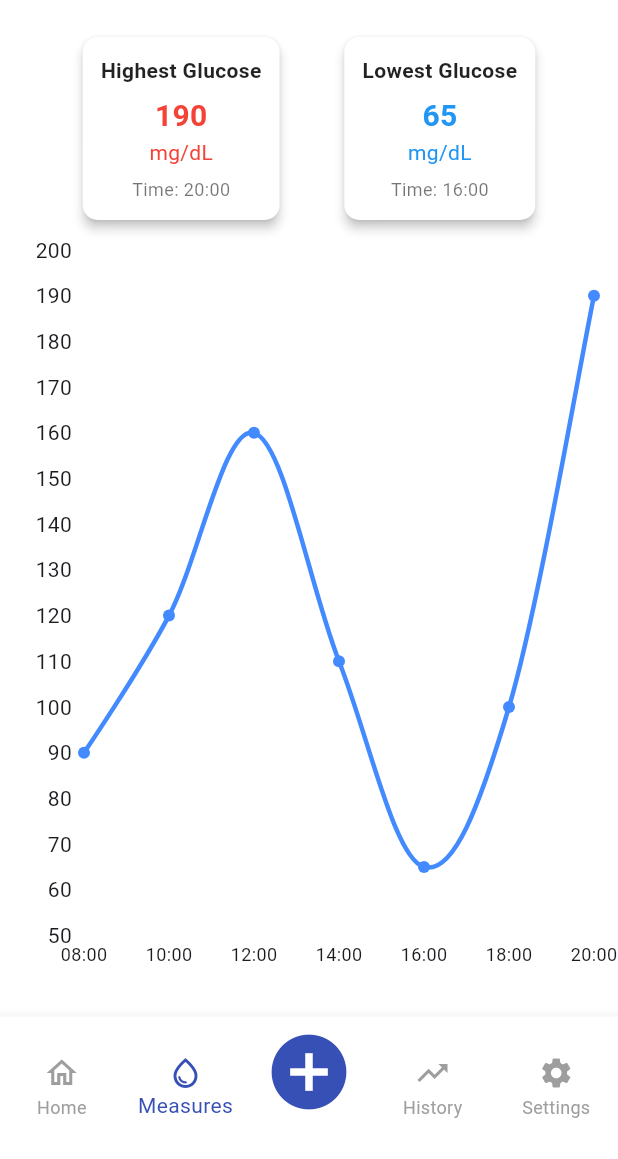
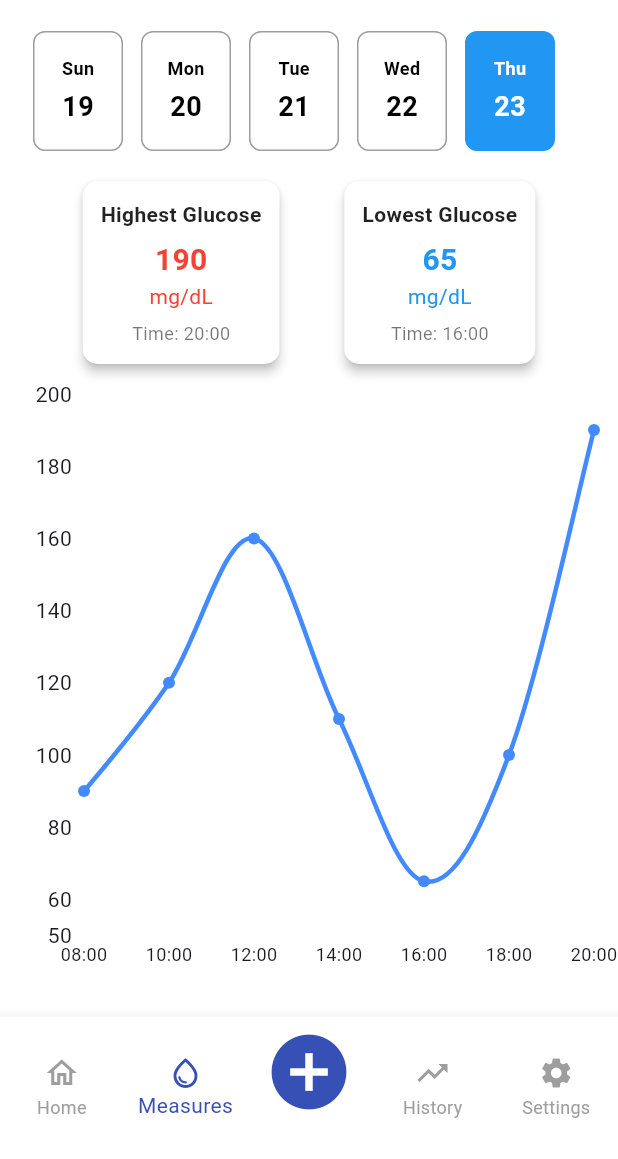
Before and after one commit to jingjingyang0803/GluMon, a Flutter app: the screen it shows after launch, item 2 of the bottom bar chosen, on a phone screen of 412 x 824 dp, the part 77-1236 px from its top. Run offline on Flutter 3.47's test engine with Material 3 defaults, Android fonts, the phone set to English and light mode, and no system bars; drawn by our look-alikes of fl_chart.

Commit message:
Add date picker for trend chart

```diff
--- /dev/null
+++ b/lib/components/date_picker_widget.dart
@@ -0,0 +1,85 @@
+import 'package:flutter/material.dart';
+import 'package:intl/intl.dart';
+
+class DatePickerWidget extends StatefulWidget {
+  final Function(DateTime) onDateSelected; // Callback function
+
+  const DatePickerWidget({super.key, required this.onDateSelected});
+
+  @override
+  DatePickerWidgetState createState() => DatePickerWidgetState();
+}
+
+class DatePickerWidgetState extends State<DatePickerWidget> {
+  DateTime _selectedDate = DateTime.now(); // ✅ Set today as default
+
+  // ✅ Generate dates: 4 days before today + today
+  final List<DateTime> _dates = List.generate(
+    5,
+    (index) => DateTime.now()
+        .subtract(Duration(days: 4 - index)), // Includes past and future dates
+  );
+
+  void _onDateTap(DateTime date) {
+    setState(() {
+      _selectedDate = date;
+    });
+    widget.onDateSelected(date); // Notify parent widget
+  }
+
+  @override
+  Widget build(BuildContext context) {
+    return SizedBox(
+      height: 80,
+      child: ListView.builder(
+        scrollDirection: Axis.horizontal,
+        itemCount: _dates.length,
+        itemBuilder: (context, index) {
+          final date = _dates[index];
+
+          // ✅ Ensure today is selected by default
+          final isSelected = _selectedDate.year == date.year &&
+              _selectedDate.month == date.month &&
+              _selectedDate.day == date.day;
+
+          return GestureDetector(
+            onTap: () => _onDateTap(date),
+            child: Container(
+              width: 60,
+              margin: EdgeInsets.symmetric(horizontal: 6),
+              decoration: BoxDecoration(
+                color: isSelected ? Colors.blue : Colors.white,
+                borderRadius: BorderRadius.circular(8),
+                border:
+                    Border.all(color: isSelected ? Colors.blue : Colors.grey),
+              ),
+              padding: EdgeInsets.all(8),
+              child: Column(
+                mainAxisAlignment: MainAxisAlignment.center,
+                children: [
+                  Text(
+                    DateFormat('EEE').format(date), // Mon, Tue...
+                    style: TextStyle(
+                      fontSize: 12,
+                      fontWeight: FontWeight.bold,
+                      color: isSelected ? Colors.white : Colors.black,
+                    ),
+                  ),
+                  SizedBox(height: 4),
+                  Text(
+                    DateFormat('dd').format(date), // 01, 02...
+                    style: TextStyle(
+                      fontSize: 18,
+                      fontWeight: FontWeight.bold,
+                      color: isSelected ? Colors.white : Colors.black,
+                    ),
+                  ),
+                ],
+              ),
+            ),
+          );
+        },
+      ),
+    );
+  }
+}
--- a/lib/screens/trend_page.dart
+++ b/lib/screens/trend_page.dart
@@ -1,6 +1,7 @@
 import 'package:fl_chart/fl_chart.dart';
 import 'package:flutter/material.dart';
 
+import '../components/date_picker_widget.dart';
 import '../components/glucose_card.dart';
 
 class TrendPage extends StatelessWidget {
@@ -39,6 +40,12 @@ class TrendPage extends StatelessWidget {
         child: Column(
           crossAxisAlignment: CrossAxisAlignment.center,
           children: [
+            DatePickerWidget(
+              onDateSelected: (selectedDate) {
+                print("Selected Date: $selectedDate");
+              },
+            ),
+            const SizedBox(height: 16),
             Row(
               mainAxisAlignment: MainAxisAlignment.spaceEvenly,
               children: [
--- a/pubspec.yaml
+++ b/pubspec.yaml
@@ -35,6 +35,7 @@ dependencies:
   # Use with the CupertinoIcons class for iOS style icons.
   cupertino_icons: ^1.0.8
   fl_chart: ^0.70.2
+  intl: ^0.20.1
 
 dev_dependencies:
   flutter_test:
```
Also changed, not shown: pubspec.lock.
